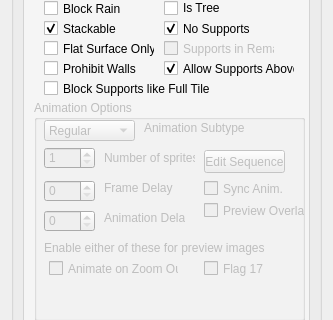
Old version of the form editor_app/gui/settingsSS.ui in the repository danielmeinert/objectcreator; both pictures show x 0 to 333 and y 164 to 484 of the 333 by 575 pixel window.
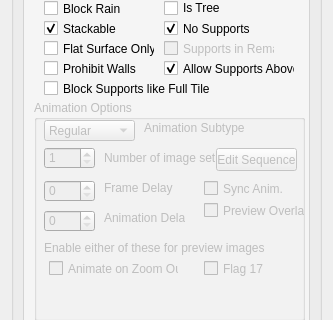
New version of the form. The open tabs and pages were chosen to show the change.

What changed in the file:
```diff
--- a/editor_app/gui/settingsSS.ui
+++ b/editor_app/gui/settingsSS.ui
@@ -959,19 +959,19 @@
              <rect>
               <x>70</x>
               <y>10</y>
-              <width>91</width>
+              <width>111</width>
               <height>16</height>
              </rect>
             </property>
             <property name="text">
-             <string>Number of sprites</string>
+             <string>Number of image sets</string>
             </property>
            </widget>
            <widget class="QPushButton" name="pushButton_editAnimSequence">
             <property name="geometry">
              <rect>
-              <x>170</x>
-              <y>10</y>
+              <x>182</x>
+              <y>8</y>
               <width>81</width>
               <height>23</height>
              </rect>
```
Left out of the diff: 3 changed lines with no effect on the pictures.
